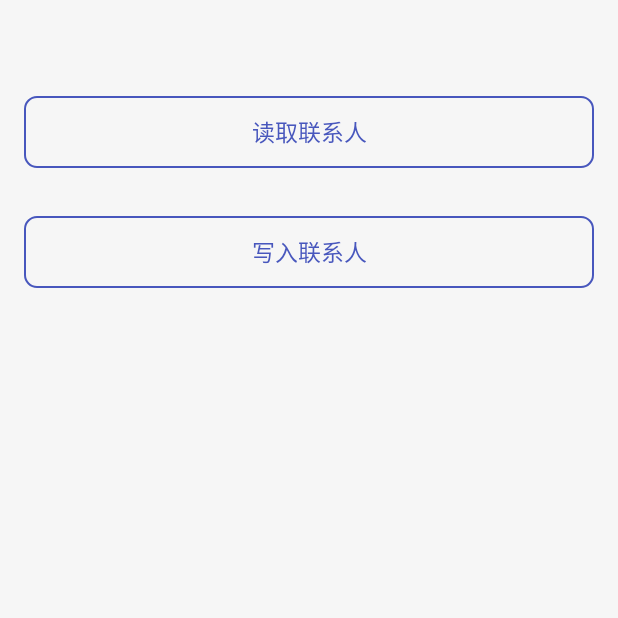
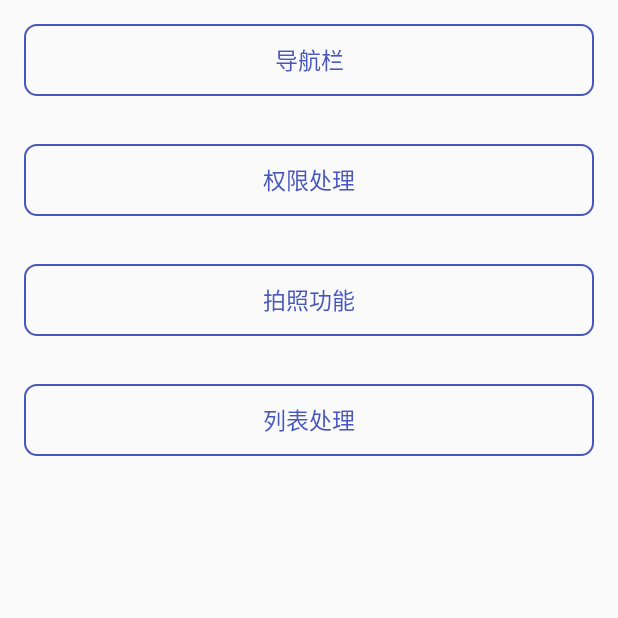
Before and after one commit to TianXuZhen1993/GeoQuiz, an Android app: the screen it shows after launch (PermissionActivity before the commit, MainActivity after it), on a phone screen of 412 x 824 dp, the top half of it. Run offline under Robolectric (Android 15) with nearby library versions, the phone set to English and light mode, and no system bars.

Commit message:
add main

```diff
--- /dev/null
+++ b/app/src/main/java/com/example/geoquiz/MainActivity.kt
@@ -0,0 +1,21 @@
+package com.example.geoquiz
+
+import android.os.Bundle
+import androidx.activity.enableEdgeToEdge
+import androidx.appcompat.app.AppCompatActivity
+import androidx.core.view.ViewCompat
+import androidx.core.view.WindowInsetsCompat
+
+class MainActivity : AppCompatActivity() {
+    override fun onCreate(savedInstanceState: Bundle?) {
+        super.onCreate(savedInstanceState)
+        enableEdgeToEdge()
+        setContentView(R.layout.activity_main)
+//        ViewCompat.setOnApplyWindowInsetsListener(findViewById(R.id.main)) { v, insets ->
+//            val systemBars = insets.getInsets(WindowInsetsCompat.Type.systemBars())
+//            v.setPadding(systemBars.left, systemBars.top, systemBars.right, systemBars.bottom)
+//            insets
+//        }
+
+    }
+}
--- a/app/src/main/java/com/example/geoquiz/crime/activity/CrimeActivity.kt
+++ b/app/src/main/java/com/example/geoquiz/crime/activity/CrimeActivity.kt
@@ -4,7 +4,7 @@ import android.content.Intent
 import android.os.Bundle
 import androidx.appcompat.app.AppCompatActivity
 import com.example.geoquiz.databinding.FragmentCrimeBinding
-import com.example.geoquiz.navigation.activity.MainActivity
+import com.example.geoquiz.navigation.activity.NavActivity
 import com.example.library_base.expand_fun.inflateBinding
 import com.example.library_base.utils.Logger
 
@@ -19,7 +19,7 @@ class CrimeActivity : AppCompatActivity() {
         super.onCreate(savedInstanceState)
         setContentView(binding.root)
         binding.crimeReport.setOnClickListener {
-            Intent(this@CrimeActivity, MainActivity::class.java).apply {
+            Intent(this@CrimeActivity, NavActivity::class.java).apply {
                 startActivity(this)
             }
         }
--- a/app/src/main/java/com/example/geoquiz/navigation/activity/MainActivity.kt
+++ b/app/src/main/java/com/example/geoquiz/navigation/activity/NavActivity.kt
@@ -6,6 +6,7 @@ import androidx.navigation.fragment.NavHostFragment
 import androidx.navigation.ui.setupWithNavController
 import com.example.geoquiz.R
 import com.example.geoquiz.databinding.ActivityMainBinding
+import com.example.geoquiz.databinding.ActivityNavBinding
 import com.example.geoquiz.navigation.fragment.HomeFragment
 import com.example.geoquiz.navigation.fragment.MineFragment
 import com.example.geoquiz.navigation.fragment.WorkFragment
@@ -13,13 +14,13 @@ import com.example.library_base.base.BaseActivity
 import com.example.library_base.utils.Logger
 import com.example.library_base.expand_fun.inflateBinding
 
-class MainActivity : BaseActivity() {
+class NavActivity : BaseActivity() {
 
     companion object {
         private const val TAG = "MainActivity"
     }
 
-    private val binding: ActivityMainBinding by inflateBinding()
+    private val binding: ActivityNavBinding by inflateBinding()
     private val fragments = mutableListOf(HomeFragment(), WorkFragment(), MineFragment())
 
     override fun onCreate(savedInstanceState: Bundle?) {
--- a/app/src/main/res/layout/activity_main.xml
+++ b/app/src/main/res/layout/activity_main.xml
@@ -1,35 +1,38 @@
 <?xml version="1.0" encoding="utf-8"?>
-<RelativeLayout xmlns:android="http://schemas.android.com/apk/res/android"
-    xmlns:app="http://schemas.android.com/apk/res-auto"
+<LinearLayout xmlns:android="http://schemas.android.com/apk/res/android"
+    xmlns:tools="http://schemas.android.com/tools"
+    android:id="@+id/main"
     android:layout_width="match_parent"
     android:layout_height="match_parent"
-    android:orientation="vertical">
+    android:orientation="vertical"
+    tools:context=".MainActivity"
+    tools:ignore="HardcodedText">
 
-
-    <androidx.fragment.app.FragmentContainerView
-        android:id="@+id/fragment_container"
-        android:name="androidx.navigation.fragment.NavHostFragment"
-        android:layout_width="match_parent"
-        android:layout_height="match_parent"
-        android:layout_above="@id/nav_view"
-        android:layout_alignParentTop="true"
-        app:navGraph="@navigation/nav_bottom_main" />
-
-<!--    <androidx.fragment.app.FragmentContainerView-->
-<!--        android:id="@+id/fragment_container"-->
-<!--        android:name="com.example.geoquiz.fragment.HomeFragment"-->
-<!--        android:layout_width="match_parent"-->
-<!--        android:layout_height="match_parent"-->
-<!--        android:layout_above="@id/nav_view"-->
-<!--        android:layout_alignParentTop="true"-->
-<!--        app:defaultNavHost="true"-->
-<!--        app:navGraph="@navigation/nav_bottom_main" />-->
-
-    <com.google.android.material.bottomnavigation.BottomNavigationView
-        android:id="@+id/nav_view"
+    <Button
+        style="@style/button_theme_default.stroke"
         android:layout_width="match_parent"
         android:layout_height="wrap_content"
-        android:layout_alignParentBottom="true"
-        android:background="@color/white"
-        app:menu="@menu/bottom_nav" />
-</RelativeLayout>
+        android:layout_margin="16dp"
+        android:text="导航栏" />
+
+    <Button
+        style="@style/button_theme_default.stroke"
+        android:layout_width="match_parent"
+        android:layout_height="wrap_content"
+        android:layout_margin="16dp"
+        android:text="权限处理" />
+
+    <Button
+        style="@style/button_theme_default.stroke"
+        android:layout_width="match_parent"
+        android:layout_height="wrap_content"
+        android:layout_margin="16dp"
+        android:text="拍照功能" />
+
+    <Button
+        style="@style/button_theme_default.stroke"
+        android:layout_width="match_parent"
+        android:layout_height="wrap_content"
+        android:layout_margin="16dp"
+        android:text="列表处理" />
+</LinearLayout>
```
Also changed, not shown: app/src/main/AndroidManifest.xml (+14 -19 lines), app/src/main/res/layout/activity_nav.xml (added, +35 -0 lines).
